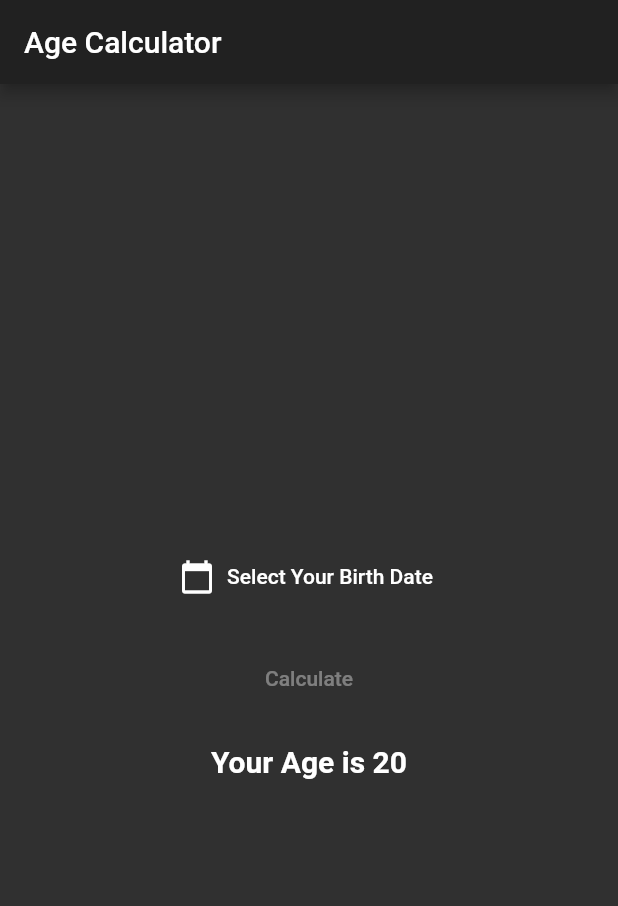
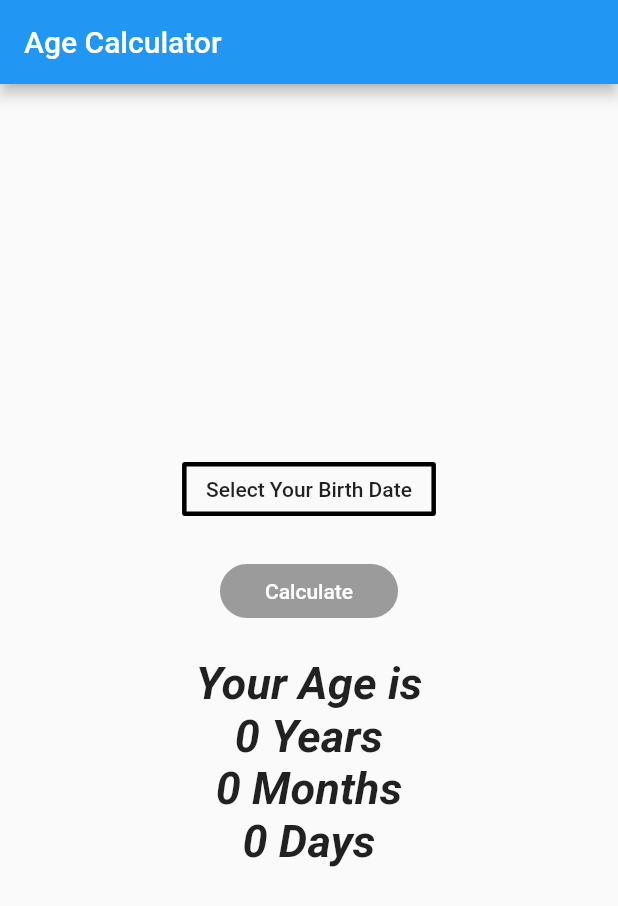
Before and after one commit to bhavikvashi1804/Age_Calculator, a Flutter app: the screen it shows after launch, on a phone screen of 412 x 824 dp. Shown: the top 906 px of the screen. Run offline on Flutter 3.47's test engine with Material 2 defaults, Android fonts, the phone set to English and light mode, and no system bars.

Commit message:
Animation with Age

```diff
--- a/lib/main.dart
+++ b/lib/main.dart
@@ -11,7 +11,8 @@ class MyApp extends StatelessWidget {
   Widget build(BuildContext context) {
     return MaterialApp(
       title: 'Age Calculator',
-      theme: ThemeData.dark(),
+
+
       home: MyHomePage(),
     );
   }
@@ -22,8 +23,34 @@ class MyHomePage extends StatefulWidget {
   _MyHomePageState createState() => _MyHomePageState();
 }
 
-class _MyHomePageState extends State<MyHomePage> {
+class _MyHomePageState extends State<MyHomePage> with SingleTickerProviderStateMixin{
+
   DateTime _selectedDate;
+
+  Animation animation;
+  Animation animation1;
+  Animation animation2;
+  AnimationController animationController;
+
+
+  @override
+  void initState() {
+    animationController = new AnimationController(
+        vsync: this, duration: new Duration(milliseconds: 1500));
+    animation = animationController;
+    animation1=animationController;
+    animation2=animationController;
+
+    super.initState();
+  }
+
+
+
+  @override
+  void dispose() {
+
+    super.dispose();
+  }
 
   void _presentDatePicker() {
     showDatePicker(
@@ -52,40 +79,108 @@ class _MyHomePageState extends State<MyHomePage> {
         child: Column(
           mainAxisAlignment: MainAxisAlignment.center,
           children: <Widget>[
-            FlatButton.icon(
+            OutlineButton(
               onPressed: () {
                 _presentDatePicker();
               },
-              label: _selectedDate == null
+              borderSide: new BorderSide(color: Colors.black, width: 3.0),
+              color: Colors.white,
+              child:  _selectedDate == null
                   ? Text('Select Your Birth Date')
                   : Text('Selected Date:  ' +
                       DateFormat.yMMMMEEEEd().format(_selectedDate)),
-              icon: Icon(Icons.calendar_today),
+
             ),
             SizedBox(
               height: 20,
             ),
-            FlatButton(
-              onPressed: _selectedDate == null
-                  ? null
-                  : () {
-                      final cDate = DateTime.now();
+            RaisedButton(
+              child: Text('Calculate'),
+
+              onPressed: _selectedDate == null? null: calculateAge,
+              shape: RoundedRectangleBorder(
+                borderRadius: BorderRadius.circular(30),
+              ),
+              padding: EdgeInsets.symmetric(horizontal: 30.0, vertical: 8.0),
+              color: Theme.of(context).primaryColor,
+              textColor: Theme.of(context).primaryTextTheme.button.color,
+            ),
+
+            SizedBox(
+              height: 20,
+            ),
+            Text(
+              "Your Age is",
+              style: new TextStyle(
+                  fontSize: 30.0,
+                  fontWeight: FontWeight.bold,
+                  fontStyle: FontStyle.italic
+              ),
 
 
+            ),
+            AnimatedBuilder(
+              animation: animation,
+              builder: (context, child) => new Text(
+                "${animation.value.toStringAsFixed(0)} Years",
+                style: new TextStyle(
+                    fontSize: 30.0,
+                    fontWeight: FontWeight.bold,
+                    fontStyle: FontStyle.italic),
+              ),
+            ),
+            AnimatedBuilder(
+              animation: animation1,
+              builder: (context, child) => new Text(
+                "${animation1.value.toStringAsFixed(0)} Months",
+                style: new TextStyle(
+                    fontSize: 30.0,
+                    fontWeight: FontWeight.bold,
+                    fontStyle: FontStyle.italic),
+              ),
+            ),
+            AnimatedBuilder(
+              animation: animation2,
+              builder: (context, child) => new Text(
+                "${animation2.value.toStringAsFixed(0)} Days",
+                style: new TextStyle(
+                    fontSize: 30.0,
+                    fontWeight: FontWeight.bold,
+                    fontStyle: FontStyle.italic),
+              ),
+            )
 
+          ],
+        ),
+      ),
+    );
+  }
+
+
+  void calculateAge() {
+    setState(() {
+
+      final cDate = DateTime.now();
       int day2=cDate.day, day1=_selectedDate.day,
           mon2=cDate.month, mon1=_selectedDate.month,
           year2=cDate.year, year1=_selectedDate.year;
 
-                      if (day2 < day1) {
-                        // borrow days from february
+
+      int day_diff = day2 - day1;
+      if (day_diff<0) {
+        //borrows day from last month
+        //first calculate how much days you have in last month
+        //obtain that no of days and add it to current
+        //and after that cut one month from cDate
         if (mon2 == 3) {
-                          //  check whether year is a leap year
+          //this is March we need to borrow days from Feb
+          //first we need to check leap year
+          //check whether year is a leap year
           if ((year2 % 4 == 0 && year2 % 100 != 0) ||
               (year2 % 400 == 0)) {
-                            day2 += 29;
+            day_diff += 29;
           } else {
-                            day2 += 28;
+            day_diff += 28;
           }
         }
 
@@ -94,45 +189,45 @@ class _MyHomePageState extends State<MyHomePage> {
             mon2 == 7 ||
             mon2 == 10 ||
             mon2 == 12) {
-                          day2 += 30;
+          day_diff += 30;
         }
 
         // borrow days from Jan or Mar or May or July or Aug or Oct or Dec
+
         else {
-                          day2 += 31;
+          day_diff+= 31;
         }
 
         mon2 = mon2 - 1;
       }
 
-                      if (mon2 < mon1) {
-                        mon2 += 12;
+      int mon_diff = mon2 - mon1;
+      if (mon_diff<0) {
+        mon_diff += 12;
         year2 -= 1;
       }
 
-                      int day_diff = day2 - day1;
-                      int mon_diff = mon2 - mon1;
+
+
       int year_diff = year2 - year1;
 
-                      print(day_diff);
-                      print(mon_diff);
-                      print(year_diff);
-                    },
-              child: Text('Calculate'),
-            ),
-            SizedBox(
-              height: 20,
-            ),
-            Text(
-              'Your Age is 20',
-              style: TextStyle(
-                fontSize: 20,
-                fontWeight: FontWeight.bold,
-              ),
-            ),
-          ],
-        ),
-      ),
-    );
+
+
+      animation = new Tween<double>(begin: 0.0, end: year_diff.toDouble()).animate(
+          new CurvedAnimation(
+              curve: Curves.fastOutSlowIn, parent: animationController));
+
+      animation1 = new Tween<double>(begin: 0.0, end: mon_diff.toDouble()).animate(
+          new CurvedAnimation(
+              curve: Curves.fastOutSlowIn, parent: animationController));
+
+      animation2 = new Tween<double>(begin: 0.0, end: day_diff.toDouble()).animate(
+          new CurvedAnimation(
+              curve: Curves.fastOutSlowIn, parent: animationController));
+
+
+      animationController.forward(from: 0.0);
+    });
   }
+
 }
```
Lines whose indentation alone changed are shown as unchanged.
